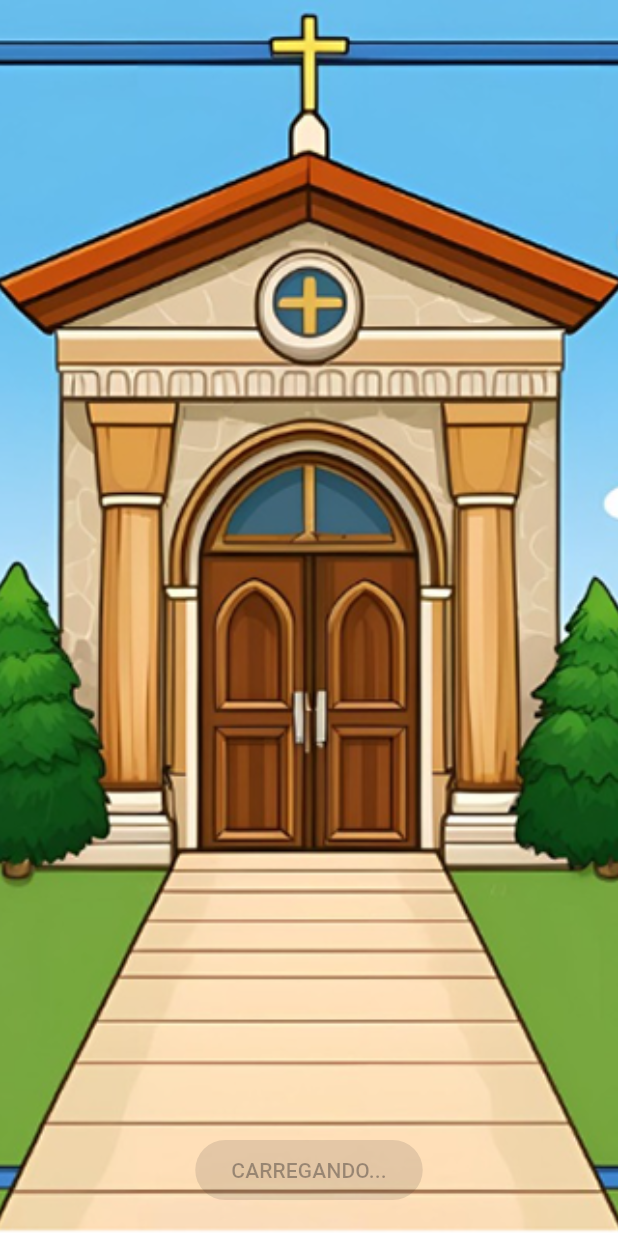
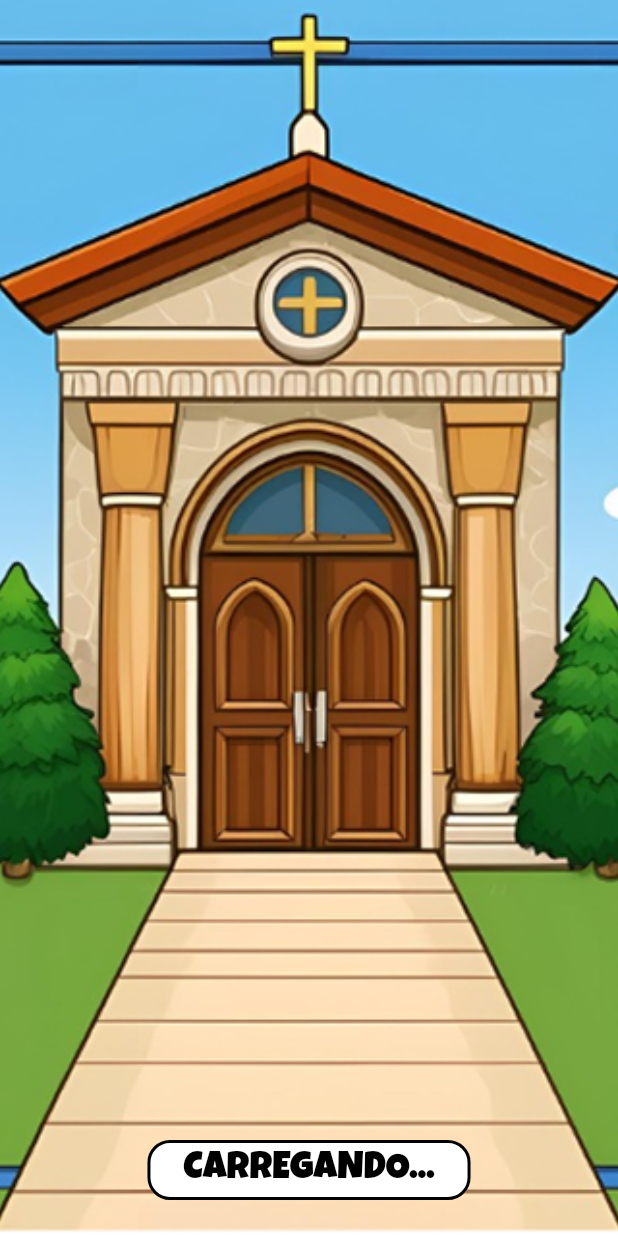
Before and after one commit to IsaTiosso/unidos_na_fe2, a Flutter app: the screen it shows after launch, on a phone screen of 412 x 824 dp. Run offline on Flutter 3.47's test engine with Material 3 defaults, Android fonts, the phone set to English and light mode, and no system bars.

Commit message:
Tela Inicial Corrigida

```diff
--- a/lib/screens/splash_screen.dart
+++ b/lib/screens/splash_screen.dart
@@ -30,17 +30,46 @@ class _SplashScreenState extends State<SplashScreen> {
         onPressed: () {
           Navigator.pushNamed(context, '/map');
         },
-        child: Text('JOGAR'),
+        style: ElevatedButton.styleFrom(
+          backgroundColor: Colors.green,
+          shape: RoundedRectangleBorder(
+            side: BorderSide(color: Colors.black, width: 2),
+            borderRadius: BorderRadius.circular(15),
+          ),
+        ),
+        child: Text(
+          'JOGAR',
+          style: TextStyle(
+            fontSize: 25,
+            color: Colors.black,
+            fontFamily: 'LuckiestGuy',
+          ),
+        ),
       );
     } else {
       botao = ElevatedButton(
         onPressed: null,
-        child: Text('CARREGANDO...'),
+        style: ElevatedButton.styleFrom(
+          disabledBackgroundColor: Colors.white,
+          shape: RoundedRectangleBorder(
+            side: BorderSide(color: Colors.black, width: 2),
+            borderRadius: BorderRadius.circular(15),
+          ),
+        ),
+        child: Text(
+          'CARREGANDO...',
+          style: TextStyle(
+            fontSize: 25,
+            color: Colors.black,
+            fontFamily: 'LuckiestGuy',
+          ),
+        ),
       );
     }
 
-    final screenWidth = MediaQuery.of(context).size.width;
+    final screenWidth = MediaQuery.of(context).size.width; //ver de mudar
     final screenHeight = MediaQuery.of(context).size.height;
+
 
     return Scaffold(
       body: Center(
--- a/pubspec.yaml
+++ b/pubspec.yaml
@@ -23,3 +23,8 @@ flutter:
 
   assets:
     - assets/images/principal.png
+
+  fonts:
+    - family: LuckiestGuy
+      fonts:
+        - asset: assets/fonts/LuckiestGuy-Regular.ttf
```
Also changed, not shown: assets/fonts/LuckiestGuy-Regular.ttf (added).
